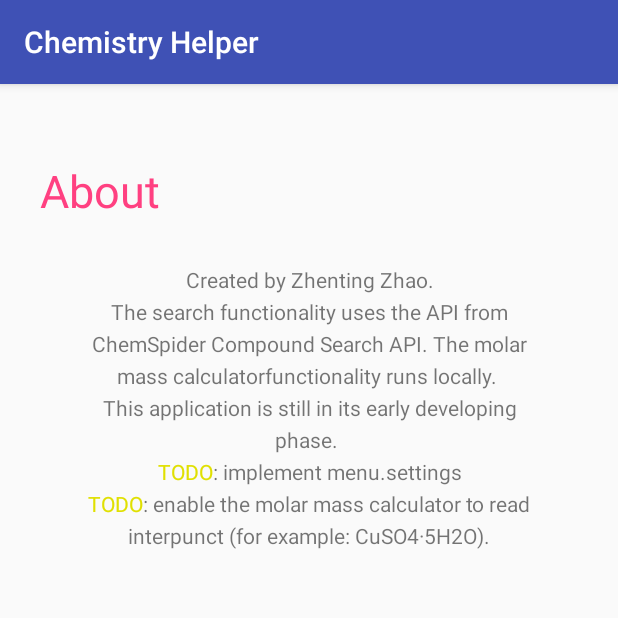
After one commit to AlexZhaoZt/Chemistry-Helper, an Android app: the about screen opened directly, with no data from a screen before it, on a phone screen of 412 x 824 dp, the top half of it. The commit adds this screen. Run offline under Robolectric (Android 15) with nearby library versions, the phone set to English and light mode, and no system bars; network calls fail.

Commit message:
menu created.

```diff
--- /dev/null
+++ b/app/src/main/java/edu/illinois/cs/cs125/chemHelper/about.java
@@ -0,0 +1,25 @@
+package edu.illinois.cs.cs125.chemHelper;
+
+import android.support.v7.app.AppCompatActivity;
+import android.os.Bundle;
+import android.text.Html;
+import android.widget.TextView;
+
+public class about extends AppCompatActivity {
+
+    private TextView title;
+    private TextView text;
+    @Override
+    protected void onCreate(Bundle savedInstanceState) {
+        super.onCreate(savedInstanceState);
+        setContentView(R.layout.activity_about);
+        title = (TextView) findViewById(R.id.title);
+        text = (TextView) findViewById(R.id.text);
+        text.setText(Html.fromHtml("Created by Zhenting Zhao.<br>The search functionality uses the " +
+                "API from ChemSpider Compound Search API. The molar mass calculator" +
+                "functionality runs locally. <br> This application is still in its early " +
+                "developing phase. <br>" + "<font color=#e0e000>TODO</font>: implement menu.settings<br>" +
+                "<font color=#e0e000>TODO</font>: enable the molar mass calculator to read interpunct " +
+                "(for example: CuSO4·5H2O)."));
+    }
+}
--- /dev/null
+++ b/app/src/main/res/layout/activity_about.xml
@@ -0,0 +1,48 @@
+<?xml version="1.0" encoding="utf-8"?>
+<android.support.constraint.ConstraintLayout xmlns:android="http://schemas.android.com/apk/res/android"
+    xmlns:app="http://schemas.android.com/apk/res-auto"
+    xmlns:tools="http://schemas.android.com/tools"
+    android:layout_width="match_parent"
+    android:layout_height="match_parent"
+    tools:context="edu.illinois.cs.cs125.chemHelper.about">
+
+    <TextView
+        android:id="@+id/title"
+        android:layout_width="wrap_content"
+        android:layout_height="wrap_content"
+        android:layout_marginBottom="8dp"
+        android:layout_marginEnd="8dp"
+        android:layout_marginLeft="8dp"
+        android:layout_marginRight="8dp"
+        android:layout_marginStart="8dp"
+        android:layout_marginTop="8dp"
+        android:text="About"
+        android:textColor="@color/colorAccent"
+        android:textSize="30sp"
+        app:layout_constraintBottom_toBottomOf="parent"
+        app:layout_constraintEnd_toEndOf="parent"
+        app:layout_constraintHorizontal_bias="0.06"
+        app:layout_constraintStart_toStartOf="parent"
+        app:layout_constraintTop_toTopOf="parent"
+        app:layout_constraintVertical_bias="0.060000002" />
+
+    <TextView
+        android:id="@+id/text"
+        android:layout_width="300dp"
+        android:layout_height="wrap_content"
+        android:layout_marginBottom="8dp"
+        android:layout_marginEnd="8dp"
+        android:layout_marginLeft="8dp"
+        android:layout_marginRight="8dp"
+        android:layout_marginStart="8dp"
+        android:layout_marginTop="8dp"
+        android:gravity="center_horizontal"
+        android:lineSpacingExtra="5sp"
+        android:text="TextView"
+        android:textSize="14sp"
+        app:layout_constraintBottom_toBottomOf="parent"
+        app:layout_constraintEnd_toEndOf="parent"
+        app:layout_constraintStart_toStartOf="parent"
+        app:layout_constraintTop_toTopOf="parent"
+        app:layout_constraintVertical_bias="0.19999999" />
+</android.support.constraint.ConstraintLayout>
--- a/app/src/main/res/values/styles.xml
+++ b/app/src/main/res/values/styles.xml
@@ -6,6 +6,7 @@
         <item name="colorPrimary">@color/colorPrimary</item>
         <item name="colorPrimaryDark">@color/colorPrimaryDark</item>
         <item name="colorAccent">@color/colorAccent</item>
+
     </style>
 
 </resources>
```
Also changed, not shown: app/src/main/AndroidManifest.xml (+5 -5 lines), app/src/main/java/edu/illinois/cs/cs125/chemHelper/MainActivity.java (+28 -1 lines), app/src/main/java/edu/illinois/cs/cs125/chemHelper/searchResult.java (+169 -1 lines), app/src/main/res/menu/main_menu.xml (added, +11 -0 lines), 1 other file.
